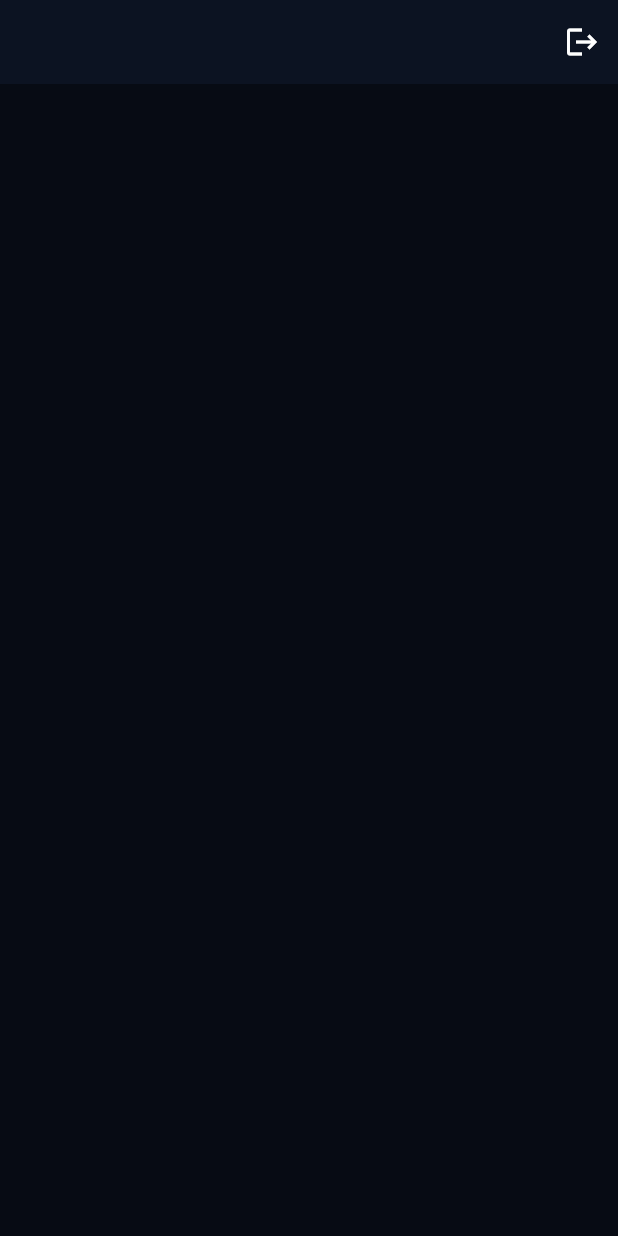
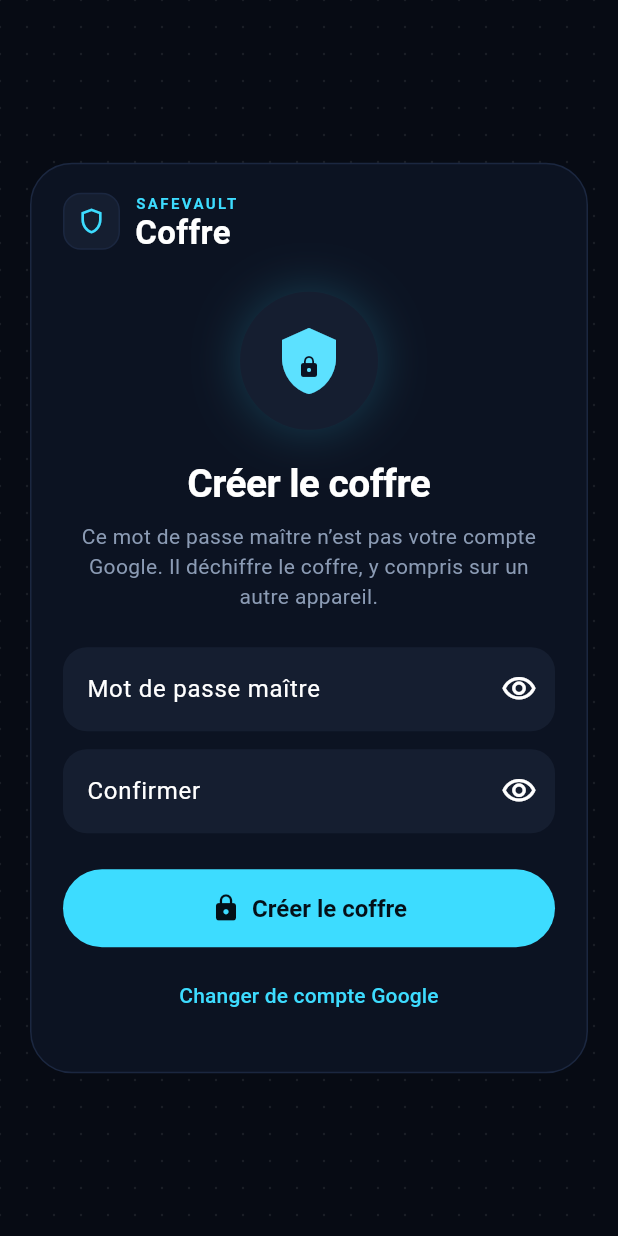
Before and after one commit to VictorSulivan/flutter_pwd_container, a Flutter app: the screen it shows once a user with an empty profile is signed in, on a phone screen of 412 x 824 dp. Run offline on Flutter 3.47's test engine with Material 3 defaults, Android fonts, the phone set to English and light mode, and no system bars; our stand-ins replace firebase_auth, firebase_core, flutter_riverpod, flutter_secure_storage, go_router, google_sign_in; missing offline and left inert: cryptography; accounts and stored records are empty.

Commit message:
feat: add master-password screen to create or unlock the vault
Google only proves identity; the vault stays locked until PBKDF2 unwraps the DEK.

Co-authored-by: Cursor <cursoragent@cursor.com>

```diff
--- /dev/null
+++ b/lib/src/views/unlock_view.dart
@@ -0,0 +1,288 @@
+import 'package:flutter/material.dart';
+import 'package:flutter_riverpod/flutter_riverpod.dart';
+import 'package:go_router/go_router.dart';
+
+import '../providers/auth_providers.dart';
+import '../providers/vault_providers.dart';
+import '../services/vault_envelope.dart';
+import '../theme/app_theme.dart';
+import 'widgets/safe_vault_chrome.dart';
+
+class UnlockView extends ConsumerStatefulWidget {
+  const UnlockView({super.key});
+
+  @override
+  ConsumerState<UnlockView> createState() => _UnlockViewState();
+}
+
+class _UnlockViewState extends ConsumerState<UnlockView> {
+  final _password = TextEditingController();
+  final _confirm = TextEditingController();
+  bool _obscure = true;
+  bool _loading = false;
+  String? _error;
+
+  @override
+  void dispose() {
+    _password.dispose();
+    _confirm.dispose();
+    super.dispose();
+  }
+
+  Future<void> _submit({required bool create}) async {
+    final password = _password.text;
+    if (password.length < 8) {
+      setState(() {
+        _error = 'Au moins 8 caractères.';
+      });
+      return;
+    }
+    if (create && password != _confirm.text) {
+      setState(() {
+        _error = 'Les deux saisies ne correspondent pas.';
+      });
+      return;
+    }
+
+    setState(() {
+      _loading = true;
+      _error = null;
+    });
+
+    try {
+      final notifier = ref.read(vaultEntriesProvider.notifier);
+      if (create) {
+        await notifier.create(password);
+      } else {
+        await notifier.unlock(password);
+      }
+      if (!mounted) {
+        return;
+      }
+      context.go('/');
+    } on VaultPasswordException catch (error) {
+      if (!mounted) {
+        return;
+      }
+      setState(() {
+        _error = error.message;
+      });
+    } on Object catch (error) {
+      if (!mounted) {
+        return;
+      }
+      setState(() {
+        _error = error.toString();
+      });
+    } finally {
+      if (mounted) {
+        setState(() {
+          _loading = false;
+        });
+      }
+    }
+  }
+
+  @override
+  Widget build(BuildContext context) {
+    final exists = ref.watch(vaultExistsProvider);
+
+    return Scaffold(
+      body: Stack(
+        children: [
+          const Positioned.fill(child: SafeVaultDotGrid()),
+          SafeArea(
+            child: Center(
+              child: SingleChildScrollView(
+                padding: const EdgeInsets.all(20),
+                child: ConstrainedBox(
+                  constraints: const BoxConstraints(maxWidth: 420),
+                  child: SafeVaultCard(
+                    child: exists.when(
+                      loading: () => const Padding(
+                        padding: EdgeInsets.symmetric(vertical: 48),
+                        child: Center(child: CircularProgressIndicator()),
+                      ),
+                      error: (error, _) => Text(
+                        error.toString(),
+                        textAlign: TextAlign.center,
+                        style: TextStyle(
+                          color: Theme.of(context).colorScheme.error,
+                        ),
+                      ),
+                      data: (vaultExists) => _UnlockForm(
+                        create: !vaultExists,
+                        password: _password,
+                        confirm: _confirm,
+                        obscure: _obscure,
+                        loading: _loading,
+                        error: _error,
+                        onToggleObscure: () {
+                          setState(() {
+                            _obscure = !_obscure;
+                          });
+                        },
+                        onSubmit: () => _submit(create: !vaultExists),
+                        onSignOut: () {
+                          ref.read(authRepositoryProvider).signOut();
+                        },
+                      ),
+                    ),
+                  ),
+                ),
+              ),
+            ),
+          ),
+        ],
+      ),
+    );
+  }
+}
+
+class _UnlockForm extends StatelessWidget {
+  const _UnlockForm({
+    required this.create,
+    required this.password,
+    required this.confirm,
+    required this.obscure,
+    required this.loading,
+    required this.error,
+    required this.onToggleObscure,
+    required this.onSubmit,
+    required this.onSignOut,
+  });
+
+  final bool create;
+  final TextEditingController password;
+  final TextEditingController confirm;
+  final bool obscure;
+  final bool loading;
+  final String? error;
+  final VoidCallback onToggleObscure;
+  final VoidCallback onSubmit;
+  final VoidCallback onSignOut;
+
+  @override
+  Widget build(BuildContext context) {
+    return Column(
+      mainAxisSize: MainAxisSize.min,
+      children: [
+        const SafeVaultHeader(),
+        const SizedBox(height: 28),
+        const SafeVaultMark(),
+        const SizedBox(height: 18),
+        Text(
+          create ? 'Créer le coffre' : 'Déverrouiller',
+          style: const TextStyle(
+            fontSize: 26,
+            fontWeight: FontWeight.w700,
+            letterSpacing: -0.4,
+          ),
+        ),
+        const SizedBox(height: 6),
+        Text(
+          create
+              ? 'Ce mot de passe maître n’est pas votre compte Google. Il déchiffre le coffre, y compris sur un autre appareil.'
+              : 'Saisis le mot de passe maître de ce coffre.',
+          textAlign: TextAlign.center,
+          style: const TextStyle(color: AppColors.muted, fontSize: 14),
+        ),
+        const SizedBox(height: 24),
+        _MasterField(
+          controller: password,
+          label: 'Mot de passe maître',
+          obscure: obscure,
+          onToggleObscure: onToggleObscure,
+          onSubmitted: (_) => onSubmit(),
+        ),
+        if (create) ...[
+          const SizedBox(height: 12),
+          _MasterField(
+            controller: confirm,
+            label: 'Confirmer',
+            obscure: obscure,
+            onToggleObscure: onToggleObscure,
+            onSubmitted: (_) => onSubmit(),
+          ),
+        ],
+        const SizedBox(height: 24),
+        if (loading)
+          const Padding(
+            padding: EdgeInsets.symmetric(vertical: 12),
+            child: Column(
+              children: [
+                CircularProgressIndicator(),
+                SizedBox(height: 12),
+                Text(
+                  'Dérivation PBKDF2…',
+                  style: TextStyle(color: AppColors.muted, fontSize: 13),
+                ),
+              ],
+            ),
+          )
+        else
+          SafeVaultPrimaryButton(
+            onPressed: onSubmit,
+            icon: Icon(create ? Icons.lock : Icons.lock_open, size: 20),
+            label: create ? 'Créer le coffre' : 'Déverrouiller',
+          ),
+        if (error != null) ...[
+          const SizedBox(height: 16),
+          Text(
+            error!,
+            textAlign: TextAlign.center,
+            style: TextStyle(
+              color: Theme.of(context).colorScheme.error,
+              fontSize: 13,
+            ),
+          ),
+        ],
+        const SizedBox(height: 8),
+        TextButton(
+          onPressed: onSignOut,
+          child: const Text('Changer de compte Google'),
+        ),
+      ],
+    );
+  }
+}
+
+class _MasterField extends StatelessWidget {
+  const _MasterField({
+    required this.controller,
+    required this.label,
+    required this.obscure,
+    required this.onToggleObscure,
+    required this.onSubmitted,
+  });
+
+  final TextEditingController controller;
+  final String label;
+  final bool obscure;
+  final VoidCallback onToggleObscure;
+  final ValueChanged<String> onSubmitted;
+
+  @override
+  Widget build(BuildContext context) {
+    return TextField(
+      controller: controller,
+      obscureText: obscure,
+      onSubmitted: onSubmitted,
+      autocorrect: false,
+      enableSuggestions: false,
+      decoration: InputDecoration(
+        labelText: label,
+        filled: true,
+        fillColor: AppColors.iconWell,
+        border: OutlineInputBorder(
+          borderRadius: BorderRadius.circular(16),
+          borderSide: BorderSide.none,
+        ),
+        suffixIcon: IconButton(
+          onPressed: onToggleObscure,
+          icon: Icon(obscure ? Icons.visibility_outlined : Icons.visibility_off),
+        ),
+      ),
+    );
+  }
+}
--- /dev/null
+++ b/lib/src/views/widgets/safe_vault_chrome.dart
@@ -0,0 +1,171 @@
+import 'package:flutter/material.dart';
+
+import '../../theme/app_theme.dart';
+
+class SafeVaultDotGrid extends StatelessWidget {
+  const SafeVaultDotGrid({super.key});
+
+  @override
+  Widget build(BuildContext context) {
+    return CustomPaint(painter: _DotGridPainter());
+  }
+}
+
+class _DotGridPainter extends CustomPainter {
+  @override
+  void paint(Canvas canvas, Size size) {
+    final paint = Paint()..color = const Color(0x14FFFFFF);
+    const spacing = 18.0;
+    for (var y = 0.0; y < size.height; y += spacing) {
+      for (var x = 0.0; x < size.width; x += spacing) {
+        canvas.drawCircle(Offset(x, y), 0.8, paint);
+      }
+    }
+  }
+
+  @override
+  bool shouldRepaint(covariant CustomPainter oldDelegate) => false;
+}
+
+class SafeVaultHeader extends StatelessWidget {
+  const SafeVaultHeader({super.key});
+
+  @override
+  Widget build(BuildContext context) {
+    return const Row(
+      children: [
+        _HeaderBadge(),
+        SizedBox(width: 10),
+        Column(
+          crossAxisAlignment: CrossAxisAlignment.start,
+          children: [
+            Text(
+              'SAFEVAULT',
+              style: TextStyle(
+                color: AppColors.cyan,
+                fontSize: 10,
+                fontWeight: FontWeight.w700,
+                letterSpacing: 1.6,
+              ),
+            ),
+            Text(
+              'Coffre',
+              style: TextStyle(
+                fontSize: 22,
+                fontWeight: FontWeight.w700,
+                height: 1.1,
+              ),
+            ),
+          ],
+        ),
+      ],
+    );
+  }
+}
+
+class _HeaderBadge extends StatelessWidget {
+  const _HeaderBadge();
+
+  @override
+  Widget build(BuildContext context) {
+    return Container(
+      width: 38,
+      height: 38,
+      decoration: BoxDecoration(
+        color: AppColors.iconWell,
+        borderRadius: BorderRadius.circular(12),
+        border: Border.all(color: AppColors.cardBorder),
+      ),
+      child: const Icon(Icons.shield_outlined, color: AppColors.cyan, size: 20),
+    );
+  }
+}
+
+class SafeVaultMark extends StatelessWidget {
+  const SafeVaultMark({super.key});
+
+  @override
+  Widget build(BuildContext context) {
+    return Container(
+      width: 92,
+      height: 92,
+      decoration: BoxDecoration(
+        shape: BoxShape.circle,
+        color: AppColors.iconWell,
+        boxShadow: [
+          BoxShadow(
+            color: AppColors.cyan.withValues(alpha: 0.22),
+            blurRadius: 28,
+          ),
+        ],
+      ),
+      child: const Stack(
+        alignment: Alignment.center,
+        children: [
+          Icon(Icons.shield, size: 48, color: AppColors.cyanSoft),
+          Padding(
+            padding: EdgeInsets.only(top: 8),
+            child: Icon(Icons.lock, size: 16, color: Color(0xFF0C1322)),
+          ),
+        ],
+      ),
+    );
+  }
+}
+
+class SafeVaultPrimaryButton extends StatelessWidget {
+  const SafeVaultPrimaryButton({
+    super.key,
+    required this.onPressed,
+    required this.label,
+    this.icon,
+  });
+
+  final VoidCallback? onPressed;
+  final String label;
+  final Widget? icon;
+
+  @override
+  Widget build(BuildContext context) {
+    return SizedBox(
+      width: double.infinity,
+      height: 52,
+      child: FilledButton.icon(
+        onPressed: onPressed,
+        style: FilledButton.styleFrom(
+          backgroundColor: AppColors.cyan,
+          foregroundColor: const Color(0xFF041018),
+          padding: const EdgeInsets.symmetric(horizontal: 16),
+          shape: const StadiumBorder(),
+          textStyle: const TextStyle(
+            fontSize: 16,
+            fontWeight: FontWeight.w700,
+          ),
+        ),
+        icon: icon ?? const Icon(Icons.lock_open, size: 20),
+        label: FittedBox(child: Text(label)),
+      ),
+    );
+  }
+}
+
+class SafeVaultCard extends StatelessWidget {
+  const SafeVaultCard({super.key, required this.child});
+
+  final Widget child;
+
+  @override
+  Widget build(BuildContext context) {
+    return DecoratedBox(
+      decoration: BoxDecoration(
+        color: AppColors.card,
+        borderRadius: BorderRadius.circular(28),
+        border: Border.all(color: AppColors.cardBorder),
+      ),
+      child: Padding(
+        padding: const EdgeInsets.fromLTRB(22, 20, 22, 28),
+        child: child,
+      ),
+    );
+  }
+}
```
Also changed, not shown: lib/src/router/app_router.dart (+21 -6 lines), lib/src/views/home_view.dart (+10 -0 lines), lib/src/views/login_view.dart (+13 -158 lines), 8 other files.
